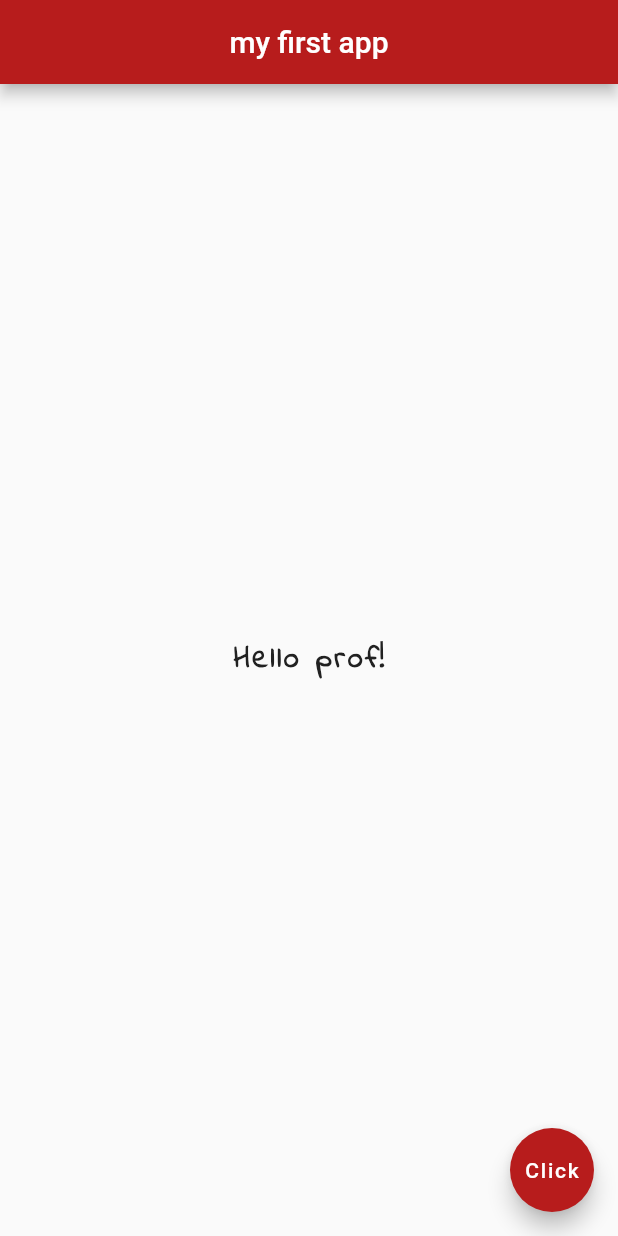
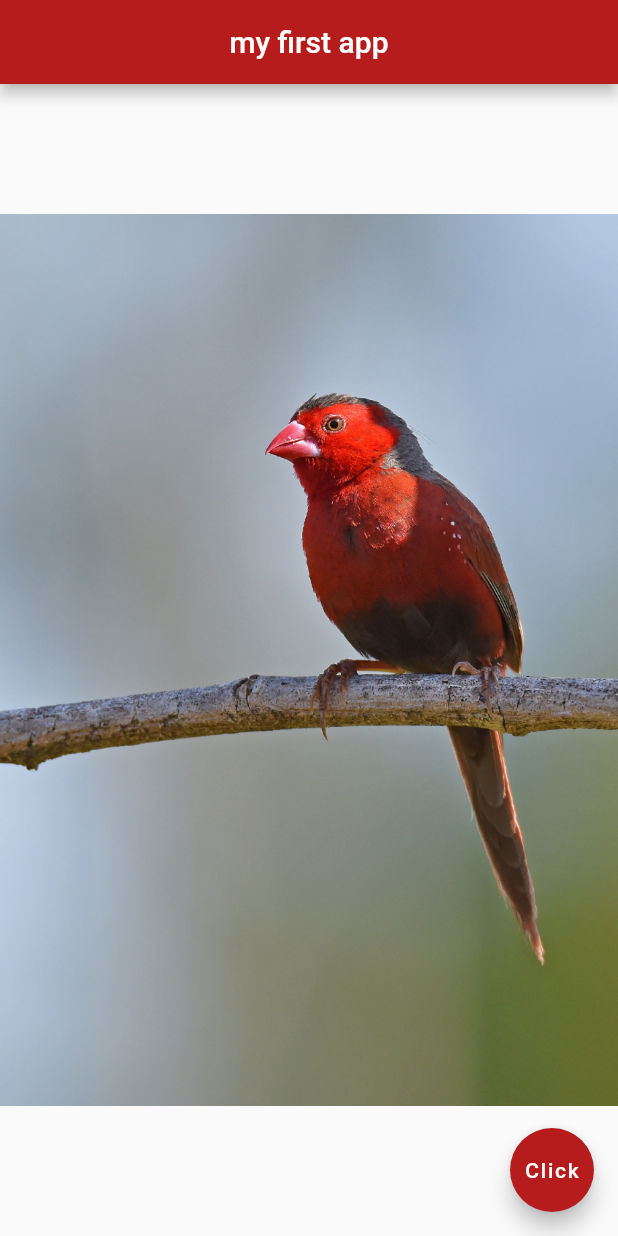
Before and after one commit to michaelovo/Flutter_basic, a Flutter app: the screen it shows after launch, on a phone screen of 412 x 824 dp. Run offline on Flutter 3.47's test engine with Material 2 defaults, Android fonts, the phone set to English and light mode, and no system bars.

Commit message:
Added images and assets directory

```diff
--- a/lib/main.dart
+++ b/lib/main.dart
@@ -14,22 +14,15 @@ class Home extends StatelessWidget {
         backgroundColor: Colors.red[900],
       ),
       body:Center(
-        child: Text('Hello prof!',
-          style: TextStyle(
-            fontSize: 20.0,
-            fontWeight: FontWeight.bold,
-            letterSpacing: 2.0,
-            color:Colors.grey[900],
-            fontFamily: 'IndieFlower',
-          ),
+        child: Image.asset('assets/david-clode-x.jpg'),
         ),
 
-      ),
-      floatingActionButton: FloatingActionButton(
-        onPressed: () {},
-        child: Text('Click'),
-        backgroundColor: Colors.red[900],
-      ),
+    floatingActionButton: FloatingActionButton(
+    onPressed: () {},
+    child: Text('Click'),
+    backgroundColor: Colors.red[900],
+    ),
+
     );
   }
 }
--- a/pubspec.yaml
+++ b/pubspec.yaml
@@ -41,9 +41,9 @@ flutter:
   uses-material-design: true
 
   # To add assets to your application, add an assets section, like this:
-  # assets:
-  #  - images/a_dot_burr.jpeg
-  #  - images/a_dot_ham.jpeg
+  assets:
+    - assets/
+
 
   # An image asset can refer to one or more resolution-specific "variants", see
   # https://flutter.dev/assets-and-images/#resolution-aware.
```
Also changed, not shown: assets/aral-tasher.jpg (added), assets/david-clode-x.jpg (added), assets/david-clode.jpg (added), 1 other file.
